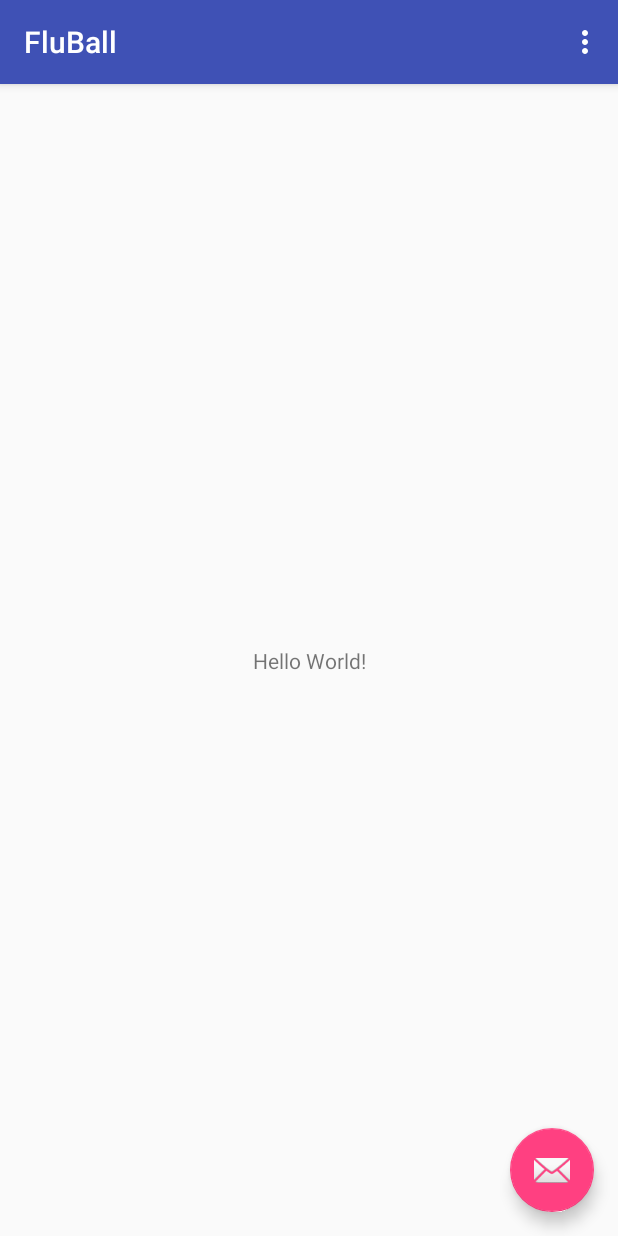
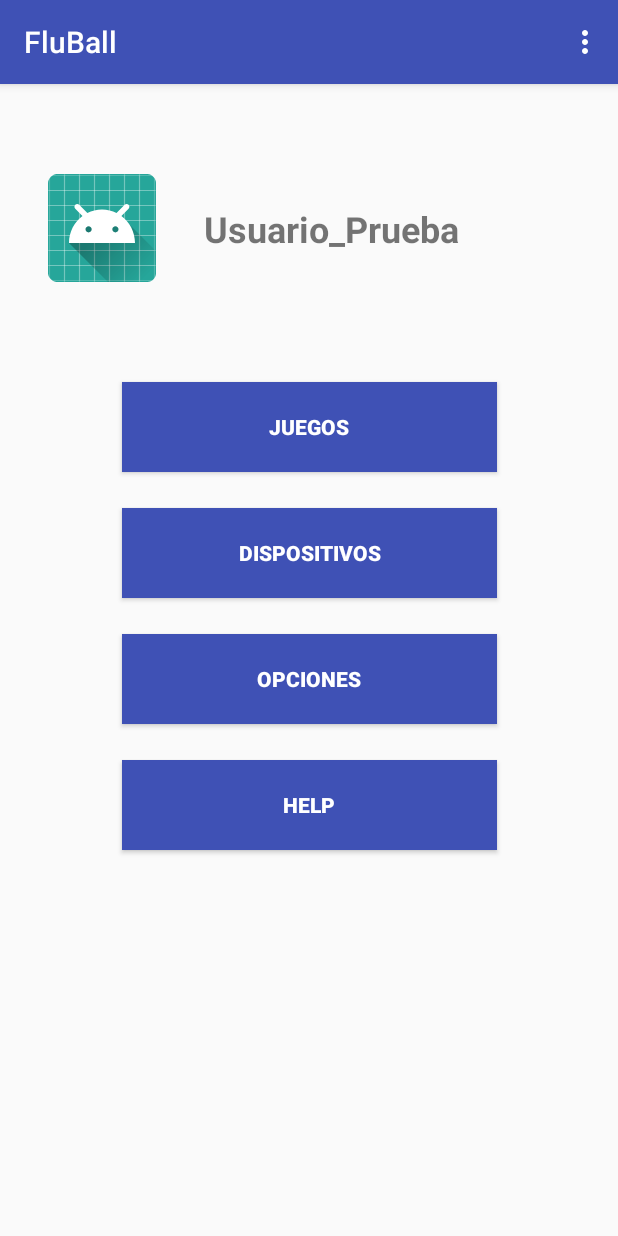
Before and after one commit to sarias980/FluBall, an Android app: the screen it shows after launch (MainActivity), on a phone screen of 412 x 824 dp. Run offline under Robolectric (Android 15) with nearby library versions, the phone set to English and light mode, and no system bars; our stand-ins replace Firebase (no records; nobody signed in at launch, a user with empty details on screens opened directly); libraries missing offline, so code that uses them is left out: com.firebase.ui; 1 statement that could not run was skipped.

Commit message:
Creado el login, pagina principal basica y las paginas

```diff
--- a/app/src/main/AndroidManifest.xml
+++ b/app/src/main/AndroidManifest.xml
@@ -19,6 +19,10 @@
                 <category android:name="android.intent.category.LAUNCHER" />
             </intent-filter>
         </activity>
+        <activity android:name=".JuegosMainActivity" />
+        <activity android:name=".DispositivosMainActivity" />
+        <activity android:name=".ConfigMainActivity" />
+        <activity android:name=".HelpMainActivity"></activity>
     </application>
 
 </manifest>
--- a/app/src/main/java/com/example/sergi/fluball/MainActivity.java
+++ b/app/src/main/java/com/example/sergi/fluball/MainActivity.java
@@ -18,14 +18,6 @@ public class MainActivity extends AppCompatActivity {
         Toolbar toolbar = (Toolbar) findViewById(R.id.toolbar);
         setSupportActionBar(toolbar);
 
-        FloatingActionButton fab = (FloatingActionButton) findViewById(R.id.fab);
-        fab.setOnClickListener(new View.OnClickListener() {
-            @Override
-            public void onClick(View view) {
-                Snackbar.make(view, "Replace with your own action", Snackbar.LENGTH_LONG)
-                        .setAction("Action", null).show();
-            }
-        });
     }
 
     @Override
--- a/app/src/main/java/com/example/sergi/fluball/MainActivityFragment.java
+++ b/app/src/main/java/com/example/sergi/fluball/MainActivityFragment.java
@@ -6,10 +6,17 @@ import android.view.LayoutInflater;
 import android.view.View;
 import android.view.ViewGroup;
 
+import com.firebase.ui.auth.AuthUI;
+import com.google.firebase.auth.FirebaseAuth;
+
+import java.util.Arrays;
+
 /**
  * A placeholder fragment containing a simple view.
  */
 public class MainActivityFragment extends Fragment {
+
+    private static final int RC_SIGN_IN = 123;
 
     public MainActivityFragment() {
     }
@@ -17,6 +24,22 @@ public class MainActivityFragment extends Fragment {
     @Override
     public View onCreateView(LayoutInflater inflater, ViewGroup container,
                              Bundle savedInstanceState) {
-        return inflater.inflate(R.layout.fragment_main, container, false);
+        View view = inflater.inflate(R.layout.fragment_main, container, false);
+
+        FirebaseAuth auth = FirebaseAuth.getInstance();
+        if (auth.getCurrentUser() != null) {
+
+        } else {
+            startActivityForResult(
+                    AuthUI.getInstance()
+                            .createSignInIntentBuilder()
+                            .setAvailableProviders(Arrays.asList(
+                                    new AuthUI.IdpConfig.EmailBuilder().build(),
+                                    new AuthUI.IdpConfig.PhoneBuilder().build(),
+                                    new AuthUI.IdpConfig.GoogleBuilder().build())).build(),
+                    RC_SIGN_IN);
+        }
+
+        return view;
     }
 }
--- a/app/src/main/res/layout/activity_main.xml
+++ b/app/src/main/res/layout/activity_main.xml
@@ -22,12 +22,4 @@
 
     <include layout="@layout/content_main" />
 
-    <android.support.design.widget.FloatingActionButton
-        android:id="@+id/fab"
-        android:layout_width="wrap_content"
-        android:layout_height="wrap_content"
-        android:layout_gravity="bottom|end"
-        android:layout_margin="@dimen/fab_margin"
-        app:srcCompat="@android:drawable/ic_dialog_email" />
-
 </android.support.design.widget.CoordinatorLayout>
--- a/app/src/main/res/layout/fragment_main.xml
+++ b/app/src/main/res/layout/fragment_main.xml
@@ -7,13 +7,104 @@
     tools:context="com.example.sergi.fluball.MainActivityFragment"
     tools:showIn="@layout/activity_main">
 
-    <TextView
+    <Button
+        android:id="@+id/btnJuegos"
+        android:layout_width="250dp"
+        android:layout_height="60dp"
+        android:layout_marginEnd="8dp"
+        android:layout_marginStart="8dp"
+        android:layout_marginTop="45dp"
+        android:background="@color/colorPrimary"
+        android:text="Juegos"
+        android:textColor="@color/cardview_light_background"
+        android:textStyle="bold"
+        app:layout_constraintEnd_toEndOf="parent"
+        app:layout_constraintStart_toStartOf="parent"
+        app:layout_constraintTop_toTopOf="@+id/guideline" />
+
+    <Button
+        android:id="@+id/btnDispositivos"
+        android:layout_width="250dp"
+        android:layout_height="60dp"
+        android:layout_marginEnd="8dp"
+        android:layout_marginStart="8dp"
+        android:layout_marginTop="24dp"
+        android:background="@color/colorPrimary"
+        android:text="Dispositivos"
+        android:textColor="@color/cardview_light_background"
+        android:textStyle="bold"
+        app:layout_constraintEnd_toEndOf="parent"
+        app:layout_constraintStart_toStartOf="parent"
+        app:layout_constraintTop_toBottomOf="@+id/btnJuegos" />
+
+    <Button
+        android:id="@+id/btnOpciones"
+        android:layout_width="250dp"
+        android:layout_height="60dp"
+        android:layout_marginEnd="8dp"
+        android:layout_marginStart="8dp"
+        android:layout_marginTop="24dp"
+        android:background="@color/colorPrimary"
+        android:text="Opciones"
+        android:textColor="@color/cardview_light_background"
+        android:textStyle="bold"
+        app:layout_constraintEnd_toEndOf="parent"
+        app:layout_constraintStart_toStartOf="parent"
+        app:layout_constraintTop_toBottomOf="@+id/btnDispositivos" />
+
+    <Button
+        android:id="@+id/btnHelp"
+        android:layout_width="250dp"
+        android:layout_height="60dp"
+        android:layout_marginEnd="8dp"
+        android:layout_marginStart="8dp"
+        android:layout_marginTop="24dp"
+        android:background="@color/colorPrimary"
+        android:text="Help"
+        android:textColor="@color/cardview_light_background"
+        android:textStyle="bold"
+        app:layout_constraintEnd_toEndOf="parent"
+        app:layout_constraintStart_toStartOf="parent"
+        app:layout_constraintTop_toBottomOf="@+id/btnOpciones" />
+
+    <android.support.constraint.Guideline
+        android:id="@+id/guideline"
         android:layout_width="wrap_content"
         android:layout_height="wrap_content"
-        android:text="Hello World!"
-        app:layout_constraintBottom_toBottomOf="parent"
-        app:layout_constraintLeft_toLeftOf="parent"
-        app:layout_constraintRight_toRightOf="parent"
-        app:layout_constraintTop_toTopOf="parent" />
+        android:orientation="horizontal"
+        app:layout_constraintGuide_percent="0.2" />
+
+    <android.support.constraint.Guideline
+        android:id="@+id/guideline2"
+        android:layout_width="wrap_content"
+        android:layout_height="wrap_content"
+        android:orientation="horizontal"
+        app:layout_constraintGuide_percent="0.05" />
+
+    <TextView
+        android:id="@+id/textView"
+        android:layout_width="wrap_content"
+        android:layout_height="wrap_content"
+        android:layout_marginBottom="8dp"
+        android:layout_marginStart="32dp"
+        android:layout_marginTop="8dp"
+        android:text="Usuario_Prueba"
+        android:textSize="24sp"
+        android:textStyle="bold"
+        app:layout_constraintBottom_toTopOf="@+id/guideline"
+        app:layout_constraintStart_toEndOf="@+id/imageView3"
+        app:layout_constraintTop_toTopOf="@+id/guideline2" />
+
+    <ImageView
+        android:id="@+id/imageView3"
+        android:layout_width="wrap_content"
+        android:layout_height="wrap_content"
+        android:layout_marginBottom="8dp"
+        android:layout_marginStart="32dp"
+        android:layout_marginTop="8dp"
+        android:src="@mipmap/ic_launcher_round"
+        app:layout_constraintBottom_toTopOf="@+id/guideline"
+        app:layout_constraintStart_toStartOf="parent"
+        app:layout_constraintTop_toTopOf="@+id/guideline2" />
 
 </android.support.constraint.ConstraintLayout>
--- a/app/src/main/res/values/colors.xml
+++ b/app/src/main/res/values/colors.xml
@@ -1,6 +1,6 @@
 <?xml version="1.0" encoding="utf-8"?>
 <resources>
-    <color name="colorPrimary">#3F51B5</color>
+    <color name="colorPrimary">#3f51b5</color>
     <color name="colorPrimaryDark">#303F9F</color>
     <color name="colorAccent">#FF4081</color>
 </resources>
```
Also changed, not shown: app/build.gradle (+9 -0 lines), app/src/main/java/com/example/sergi/fluball/ConfigMainActivity.java (added, +13 -0 lines), app/src/main/java/com/example/sergi/fluball/DispositivosMainActivity.java (added, +13 -0 lines), app/src/main/java/com/example/sergi/fluball/HelpMainActivity.java (added, +13 -0 lines), app/src/main/java/com/example/sergi/fluball/JuegosMainActivity.java (added, +13 -0 lines), app/src/main/res/layout/activity_config_main.xml (added, +9 -0 lines), app/src/main/res/layout/activity_dispositivos_main.xml (added, +9 -0 lines), app/src/main/res/layout/activity_help_main.xml (added, +9 -0 lines), app/src/main/res/layout/activity_juegos_main.xml (added, +9 -0 lines).
